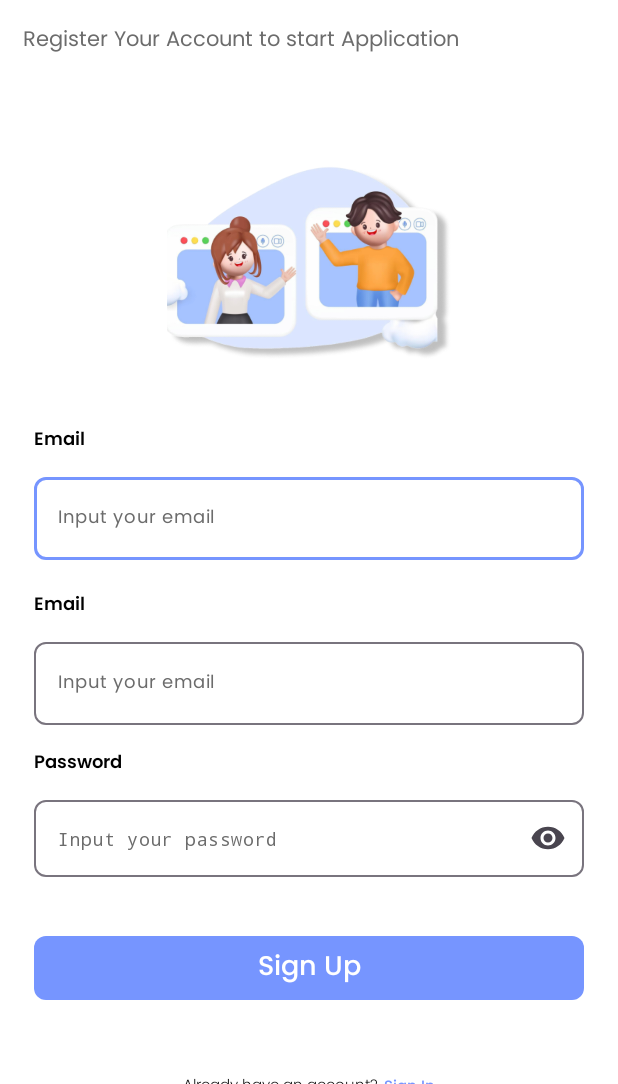
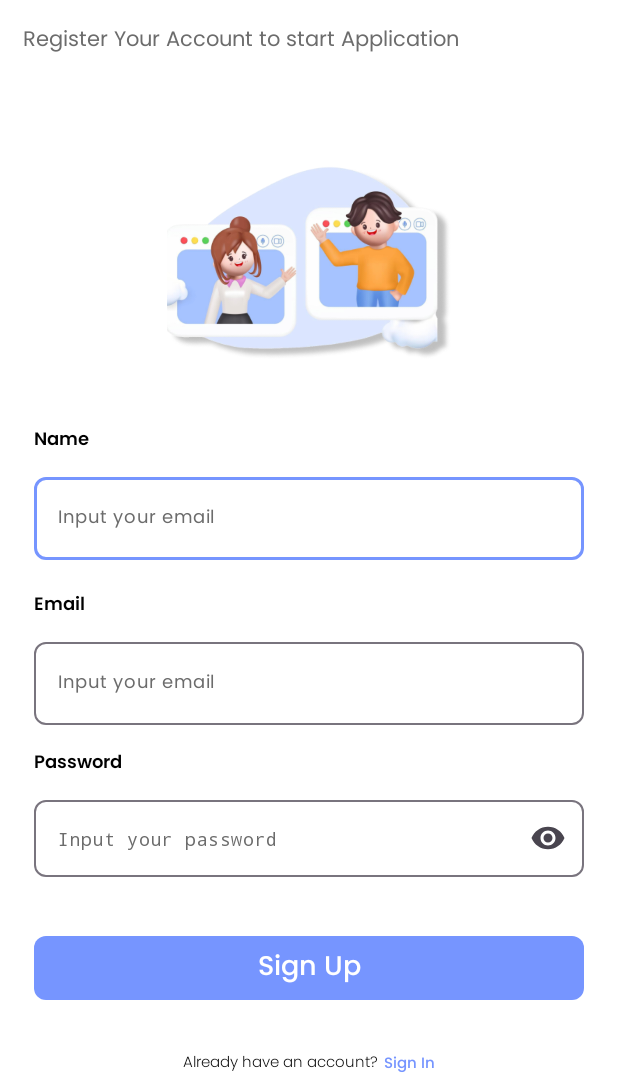
Before and after one commit to Centung-C242-PS276/Mobile-Development, an Android app: the RegisterActivity screen opened directly, with no data from a screen before it, on a phone screen of 412 x 824 dp, the part 152-1236 px from its top. Run offline under Robolectric (Android 15) with nearby library versions, the phone set to English and light mode, and no system bars.

Commit message:
progres bar

```diff
--- a/app/src/main/java/com/capstone/centung/data/Injection.kt
+++ b/app/src/main/java/com/capstone/centung/data/Injection.kt
@@ -8,7 +8,7 @@ import retrofit2.converter.gson.GsonConverterFactory
 object Injection {
     fun provideRepository(context: Context): UserRepository {
         val retrofit = Retrofit.Builder()
-            .baseUrl("https://story-api.dicoding.dev/v1/")
+            .baseUrl("https://my-auth-api-343378515387.asia-southeast2.run.app/")
             .addConverterFactory(GsonConverterFactory.create())
             .build()
         val apiService = retrofit.create(ApiService::class.java)
--- a/app/src/main/java/com/capstone/centung/data/api/ApiConfig.kt
+++ b/app/src/main/java/com/capstone/centung/data/api/ApiConfig.kt
@@ -4,7 +4,7 @@ import retrofit2.Retrofit
 import retrofit2.converter.gson.GsonConverterFactory
 
 object ApiConfig {
-    private const val BASE_URL = "https://story-api.dicoding.dev/v1/"
+    private const val BASE_URL = "https://my-auth-api-343378515387.asia-southeast2.run.app/"
 
     fun getApiService(): ApiService {
         return Retrofit.Builder()
--- a/app/src/main/res/layout/activity_register.xml
+++ b/app/src/main/res/layout/activity_register.xml
@@ -1,5 +1,6 @@
 <?xml version="1.0" encoding="utf-8"?>
-<androidx.core.widget.NestedScrollView xmlns:android="http://schemas.android.com/apk/res/android"
+<androidx.core.widget.NestedScrollView
+    xmlns:android="http://schemas.android.com/apk/res/android"
     xmlns:app="http://schemas.android.com/apk/res-auto"
     xmlns:tools="http://schemas.android.com/tools"
     android:id="@+id/scrollView"
@@ -59,7 +60,7 @@
             android:layout_height="wrap_content"
             android:layout_marginTop="20dp"
             app:hintText="Input your email"
-            app:labelText="Email"
+            app:labelText="Name"
             app:layout_constraintTop_toBottomOf="@id/iv_sign_up" />
 
         <com.capstone.centung.utils.components.CustomEditText
@@ -92,7 +93,7 @@
         <TextView
             android:id="@+id/tv_sub_headline"
             style="@style/Body.Light.1"
-            android:layout_marginTop="45dp"
+            android:layout_marginTop="30dp"
             android:layout_marginBottom="20dp"
             android:text="Already have an account?"
             app:layout_constraintBottom_toBottomOf="parent"
@@ -109,6 +110,17 @@
             app:layout_constraintEnd_toEndOf="parent"
             app:layout_constraintStart_toEndOf="@+id/tv_sub_headline"
             app:layout_constraintTop_toTopOf="@id/tv_sub_headline" />
+
+        <ProgressBar
+            android:id="@+id/progress_bar"
+            android:layout_width="wrap_content"
+            android:layout_height="wrap_content"
+            android:visibility="gone"
+            app:layout_constraintTop_toTopOf="parent"
+            app:layout_constraintBottom_toBottomOf="parent"
+            app:layout_constraintStart_toStartOf="parent"
+            app:layout_constraintEnd_toEndOf="parent" />
+
     </androidx.constraintlayout.widget.ConstraintLayout>
 
 </androidx.core.widget.NestedScrollView>
```
Also changed, not shown: app/src/main/java/com/capstone/centung/ui/login/LoginActivity.kt (+13 -9 lines), app/src/main/java/com/capstone/centung/ui/register/RegisterActivity.kt (+8 -5 lines), app/src/main/res/layout/activity_login.xml (+11 -1 lines), app/src/main/res/layout/activity_main.xml (+34 -17 lines).
